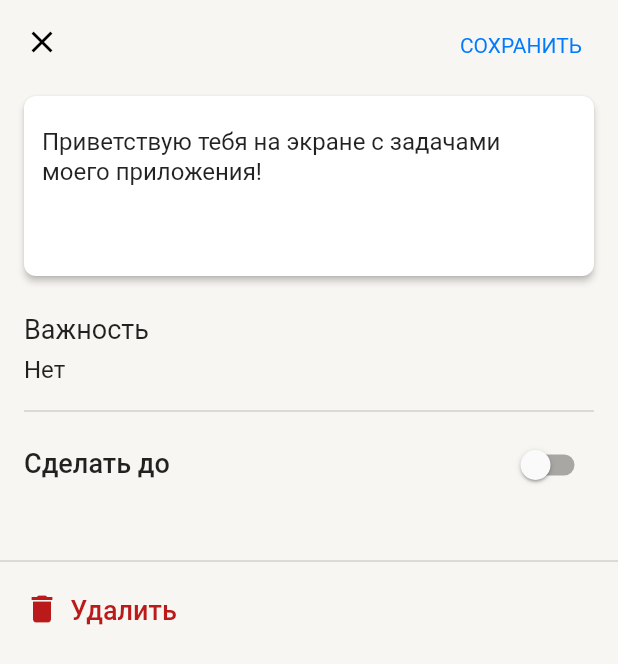
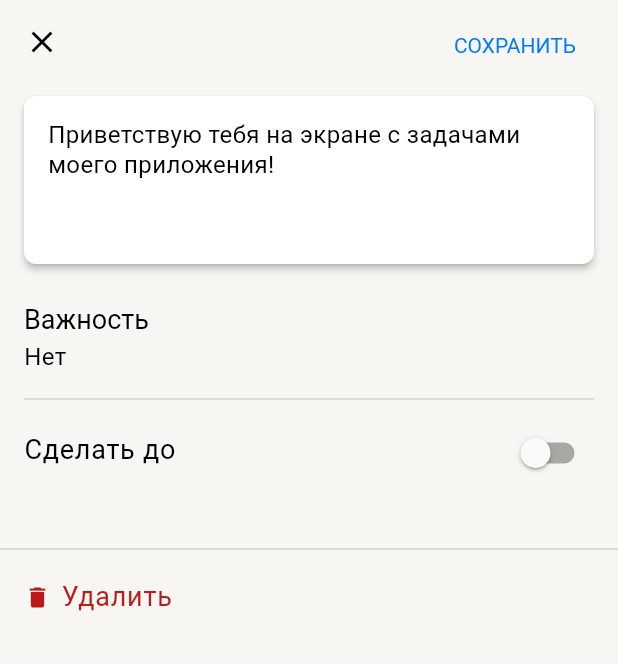
Before and after one commit to Damovetsky/totodo, a Flutter app: the screen it shows after launch, after a tap on the "info outline" icon, on a phone screen of 412 x 824 dp. Shown: the top 664 px of the screen. Run offline on Flutter 3.47's test engine with Material 2 defaults, Android fonts, the light colour scheme and no system bars; our stand-ins replace google_fonts, logger.

Commit message:
Fixes after code review Fixed a bug with priority, tweaked appbar, but it still needs some fixes and made a centralized logger

```diff
--- a/lib/core/ui/color_schemes.dart
+++ b/lib/core/ui/color_schemes.dart
@@ -31,7 +31,7 @@
   inverseSurface: Color(0xFF303033),
   inversePrimary: Color(0xFFADC6FF),
   shadow: Color(0xFF000000),
-  surfaceTint: Color(0xFF005BC1),
+  surfaceTint: Colors.transparent,
   outlineVariant: Color(0xFFC4C6D0),
   scrim: Color(0xFF000000),
 );
@@ -65,7 +65,7 @@
   inverseSurface: Color(0xFFE3E2E6),
   inversePrimary: Color(0xFF005BC1),
   shadow: Color(0xFF000000),
-  surfaceTint: Color(0xFFADC6FF),
+  surfaceTint: Colors.transparent,
   outlineVariant: Color(0xFF44474F),
   scrim: Color(0xFF000000),
 );
--- a/lib/core/ui/theme.dart
+++ b/lib/core/ui/theme.dart
@@ -6,8 +6,12 @@
 final lightTheme = ThemeData(
   colorScheme: lightColorScheme,
   textTheme: textTheme,
-  floatingActionButtonTheme: const FloatingActionButtonThemeData()
-      .copyWith(backgroundColor: lightColorScheme.primary),
+  useMaterial3: true,
+  floatingActionButtonTheme: const FloatingActionButtonThemeData().copyWith(
+    backgroundColor: lightColorScheme.primary,
+    foregroundColor: lightColorScheme.onPrimary,
+    shape: const CircleBorder(),
+  ),
   textButtonTheme: TextButtonThemeData(
     style: const ButtonStyle().copyWith(
       textStyle: MaterialStateProperty.all<TextStyle>(buttonText),
@@ -18,8 +22,12 @@
 final darkTheme = ThemeData(
   colorScheme: darkColorScheme,
   textTheme: textTheme,
-  floatingActionButtonTheme: const FloatingActionButtonThemeData()
-      .copyWith(backgroundColor: lightColorScheme.primary),
+  useMaterial3: true,
+  floatingActionButtonTheme: const FloatingActionButtonThemeData().copyWith(
+    backgroundColor: lightColorScheme.primary,
+    foregroundColor: lightColorScheme.onPrimary,
+    shape: const CircleBorder(),
+  ),
   textButtonTheme: TextButtonThemeData(
     style: const ButtonStyle().copyWith(
       textStyle: MaterialStateProperty.all<TextStyle>(buttonText),
--- /dev/null
+++ b/lib/logger.dart
@@ -0,0 +1,14 @@
+import 'package:logger/logger.dart';
+
+Logger logger = Logger(
+  printer: PrettyPrinter(),
+  output: ConsoleOutput(),
+);
+
+class ConsoleOutput extends LogOutput {
+  @override
+  void output(OutputEvent event) {
+    // ignore: avoid_print
+    event.lines.forEach(print);
+  }
+}
--- a/lib/main.dart
+++ b/lib/main.dart
@@ -30,7 +30,7 @@
         debugShowCheckedModeBanner: false,
         theme: lightTheme,
         //darkTheme: darkTheme,
-        home: const MyTasksScreen(),
+        home: MyTasksScreen(),
         routes: {
           TaskDetailScreen.routeName: (context) => const TaskDetailScreen(),
         },
--- a/lib/models/task.dart
+++ b/lib/models/task.dart
@@ -20,4 +20,9 @@
     this.priority = Priority.none,
     this.isChecked = false,
   });
+
+  @override
+  String toString() {
+    return 'description: $description, dueDate: $dueDate, isChecked: $isChecked, Priority: $priority,';
+  }
 }
--- a/lib/providers/tasks.dart
+++ b/lib/providers/tasks.dart
@@ -1,11 +1,9 @@
 import 'package:flutter/material.dart';
-import 'package:logger/logger.dart';
 
+import '../logger.dart';
 import '../models/task.dart';
 
 class Tasks with ChangeNotifier {
-  var logger = Logger();
-
   final List<Task> _tasks = [
     Task(
       id: 'a',
@@ -162,6 +160,7 @@
   void addTask(Task newTask) {
     _tasks.insert(0, newTask);
     notifyListeners();
+    logger.i('Add new task $newTask');
   }
 
   bool toggleCompletedTasksVisibility() {
--- a/lib/screens/my_tasks_screen/widgets/my_tasks_appbar.dart
+++ b/lib/screens/my_tasks_screen/widgets/my_tasks_appbar.dart
@@ -1,5 +1,4 @@
 import 'package:flutter/material.dart';
-import 'package:logger/logger.dart';
 import 'package:provider/provider.dart';
 
 import '../../../core/ui/color_schemes.dart';
@@ -11,17 +10,15 @@
   const MyTasksAppBar({
     super.key,
   });
-
   @override
   Widget build(BuildContext context) {
-    final logger = Logger();
-    logger.d('Appbar build method is called');
     return SliverAppBar(
       expandedHeight: 164,
       backgroundColor: currentColorScheme(context).background,
       elevation: 3,
       pinned: true,
-      floating: true,
+      collapsedHeight: 58,
+      shadowColor: currentColorScheme(context).shadow,
       flexibleSpace: FlexibleSpaceBar(
         titlePadding: const EdgeInsets.only(left: 60, top: 14),
         title: SingleChildScrollView(
@@ -36,6 +33,9 @@
                   style: currentTextTheme(context).titleLarge?.copyWith(
                         color: currentColorScheme(context).onBackground,
                       ),
+                ),
+                const SizedBox(
+                  height: 10,
                 ),
                 Row(
                   mainAxisAlignment: MainAxisAlignment.spaceBetween,
--- a/lib/screens/my_tasks_screen/widgets/tasks_list_card.dart
+++ b/lib/screens/my_tasks_screen/widgets/tasks_list_card.dart
@@ -1,10 +1,10 @@
 import 'package:flutter/material.dart';
-import 'package:logger/logger.dart';
 import 'package:provider/provider.dart';
 
 import '../../../core/ui/dimentions.dart';
 import '../../../core/ui/text_styles.dart';
 import '../../../core/ui/color_schemes.dart';
+import '../../../logger.dart';
 import '../../task_screen/task_detail_screen.dart';
 import './task_tile.dart';
 import '../../../providers/tasks.dart';
@@ -19,7 +19,6 @@
     final tasksData = Provider.of<Tasks>(context);
     final tasks = tasksData.tasks;
     final showCompleted = tasksData.showCompleted;
-    final logger = Logger();
 
     logger.d('TaskListCard bulid method is called');
 
--- a/lib/screens/my_tasks_screen/widgets/visibility_button.dart
+++ b/lib/screens/my_tasks_screen/widgets/visibility_button.dart
@@ -35,7 +35,7 @@
             visibility
                 ? Icons.visibility_rounded
                 : Icons.visibility_off_rounded,
-            size: 24,
+            size: 22,
             color: Theme.of(context).colorScheme.primary,
           ),
         ),
--- a/lib/screens/task_screen/task_detail_screen.dart
+++ b/lib/screens/task_screen/task_detail_screen.dart
@@ -18,7 +18,7 @@
   Widget build(BuildContext context) {
     final task = ModalRoute.of(context)?.settings.arguments as Task?;
     final textController = TextEditingController(text: task?.description);
-    Priority priority = Priority.none;
+    Priority priority = task?.priority ?? Priority.none;
     DateTime? date;
 
     void getPriority(Priority newPriority) {
--- a/lib/screens/task_screen/widgets/calendar_switch.dart
+++ b/lib/screens/task_screen/widgets/calendar_switch.dart
@@ -68,7 +68,11 @@
             ],
           ),
         ),
-        Switch(
+        Theme(
+          data: Theme.of(context).copyWith(
+            useMaterial3: false,
+          ),
+          child: Switch(
             value: date != null,
             onChanged: (change) async {
               if (date == null) {
@@ -83,6 +87,7 @@
               }
             },
             activeColor: currentColorScheme(context).primary,
+          ),
         )
       ],
     );
```
Lines whose indentation alone changed are shown as unchanged.
